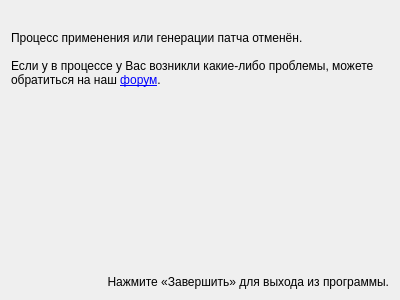
mbystryantsev/consolgames-tools, file game-specific/Metroid Prime 3/Patcher/wizard/ui/CanceledPage.ui: the form before one commit.
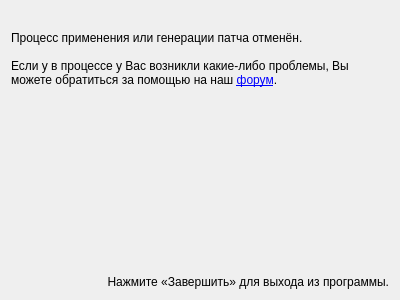
The form after the commit.

```diff
--- a/game-specific/Metroid Prime 3/Patcher/wizard/ui/CanceledPage.ui
+++ b/game-specific/Metroid Prime 3/Patcher/wizard/ui/CanceledPage.ui
@@ -32,7 +32,7 @@
      <property name="text">
       <string>Процесс применения или генерации патча отменён.&lt;br/&gt;
 &lt;br/&gt;
-Если у в процессе у Вас возникли какие-либо проблемы, можете обратиться на наш &lt;a href=&quot;http://consolgames.ru/forum/&quot;&gt;форум&lt;/a&gt;.</string>
+Если у в процессе у Вас возникли какие-либо проблемы, Вы можете обратиться за помощью на наш &lt;a href=&quot;http://consolgames.ru/forum/index.php?showtopic=204&quot;&gt;форум&lt;/a&gt;.</string>
      </property>
      <property name="textFormat">
       <enum>Qt::RichText</enum>
```
